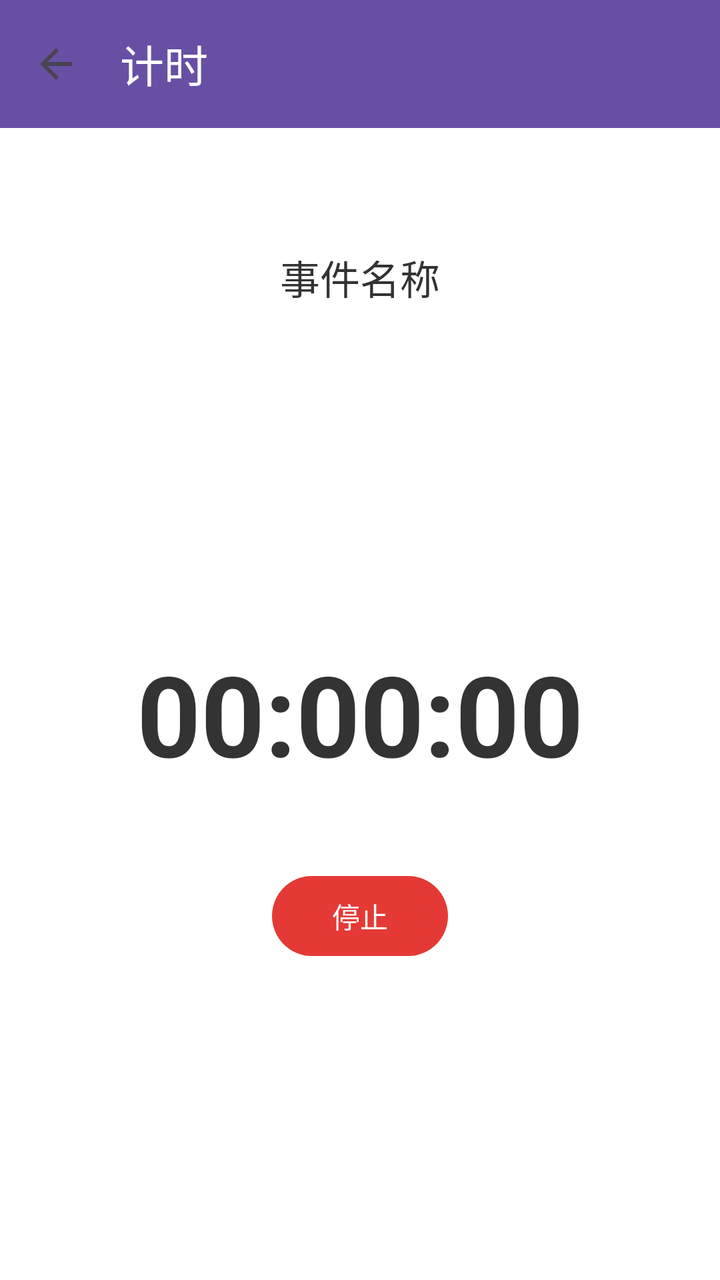
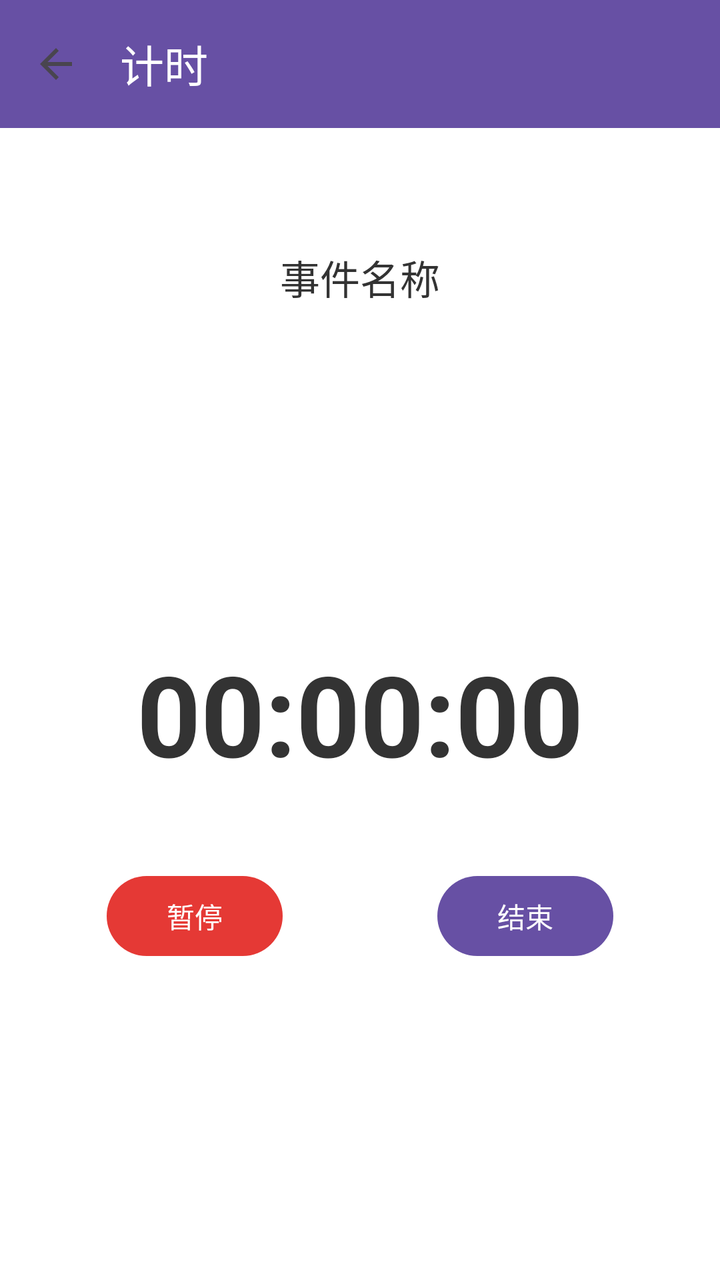

Screens rendered from an Android XML layout before and after an edit, with the pre-edit source and the edit as a unified diff.
<!-- AndroidManifest.xml: application theme Theme.NIUNANtime -->
<!-- res/layout/activity_timer.xml -->
<?xml version="1.0" encoding="utf-8"?>
<androidx.constraintlayout.widget.ConstraintLayout xmlns:android="http://schemas.android.com/apk/res/android"
    xmlns:app="http://schemas.android.com/apk/res-auto"
    xmlns:tools="http://schemas.android.com/tools"
    android:layout_width="match_parent"
    android:layout_height="match_parent"
    android:background="#FFFFFF"
    tools:context=".TimerActivity">

    <com.google.android.material.appbar.MaterialToolbar
        android:id="@+id/toolbar"
        android:layout_width="0dp"
        android:layout_height="?attr/actionBarSize"
        android:background="?attr/colorPrimary"
        app:title="计时"
        app:titleTextColor="?attr/colorOnPrimary"
        app:navigationIcon="?attr/homeAsUpIndicator"
        app:navigationContentDescription="返回"
        app:layout_constraintTop_toTopOf="parent"
        app:layout_constraintStart_toStartOf="parent"
        app:layout_constraintEnd_toEndOf="parent" />

    <TextView
        android:id="@+id/tv_event_name"
        android:layout_width="0dp"
        android:layout_height="wrap_content"
        android:text="事件名称"
        android:textSize="20sp"
        android:textColor="#333333"
        android:gravity="center"
        android:layout_marginTop="60dp"
        android:layout_marginHorizontal="32dp"
        app:layout_constraintTop_toBottomOf="@id/toolbar"
        app:layout_constraintStart_toStartOf="parent"
        app:layout_constraintEnd_toEndOf="parent" />

    <TextView
        android:id="@+id/tv_time_display"
        android:layout_width="wrap_content"
        android:layout_height="wrap_content"
        android:text="00:00:00"
        android:textSize="56sp"
        android:textColor="#333333"
        android:textStyle="bold"
        app:layout_constraintTop_toBottomOf="@id/tv_event_name"
        app:layout_constraintBottom_toBottomOf="parent"
        app:layout_constraintStart_toStartOf="parent"
        app:layout_constraintEnd_toEndOf="parent"
        android:layout_marginTop="20dp"
        android:layout_marginBottom="100dp" />

    <com.google.android.material.button.MaterialButton
        android:id="@+id/btn_stop"
        android:layout_width="wrap_content"
        android:layout_height="wrap_content"
        android:text="停止"
        android:textColor="@android:color/white"
        app:backgroundTint="#E53935"
        app:layout_constraintTop_toBottomOf="@id/tv_time_display"
        app:layout_constraintStart_toStartOf="parent"
        app:layout_constraintEnd_toEndOf="parent"
        android:layout_marginTop="40dp" />

</androidx.constraintlayout.widget.ConstraintLayout>
<!-- resources referenced by this layout -->
<resources>
  <style name="Theme.NIUNANtime" parent="Base.Theme.NIUNANtime" />
  <style name="Base.Theme.NIUNANtime" parent="Theme.Material3.DayNight.NoActionBar">
          
          
      </style>
</resources>

<!-- the commit's change to res/layout/activity_timer.xml (unified diff, before → after) -->
@@ -50,15 +50,29 @@
         android:layout_marginBottom="100dp" />
 
     <com.google.android.material.button.MaterialButton
-        android:id="@+id/btn_stop"
+        android:id="@+id/btn_pause"
         android:layout_width="wrap_content"
         android:layout_height="wrap_content"
-        android:text="停止"
+        android:text="暂停"
         android:textColor="@android:color/white"
         app:backgroundTint="#E53935"
         app:layout_constraintTop_toBottomOf="@id/tv_time_display"
+        app:layout_constraintEnd_toStartOf="@id/btn_end"
         app:layout_constraintStart_toStartOf="parent"
+        android:layout_marginTop="40dp"
+        android:layout_marginEnd="12dp" />
+
+    <com.google.android.material.button.MaterialButton
+        android:id="@+id/btn_end"
+        android:layout_width="wrap_content"
+        android:layout_height="wrap_content"
+        android:text="结束"
+        android:textColor="?attr/colorOnPrimary"
+        app:backgroundTint="?attr/colorPrimary"
+        app:layout_constraintTop_toBottomOf="@id/tv_time_display"
+        app:layout_constraintStart_toEndOf="@id/btn_pause"
         app:layout_constraintEnd_toEndOf="parent"
-        android:layout_marginTop="40dp" />
+        android:layout_marginTop="40dp"
+        android:layout_marginStart="12dp" />
 
 </androidx.constraintlayout.widget.ConstraintLayout>
